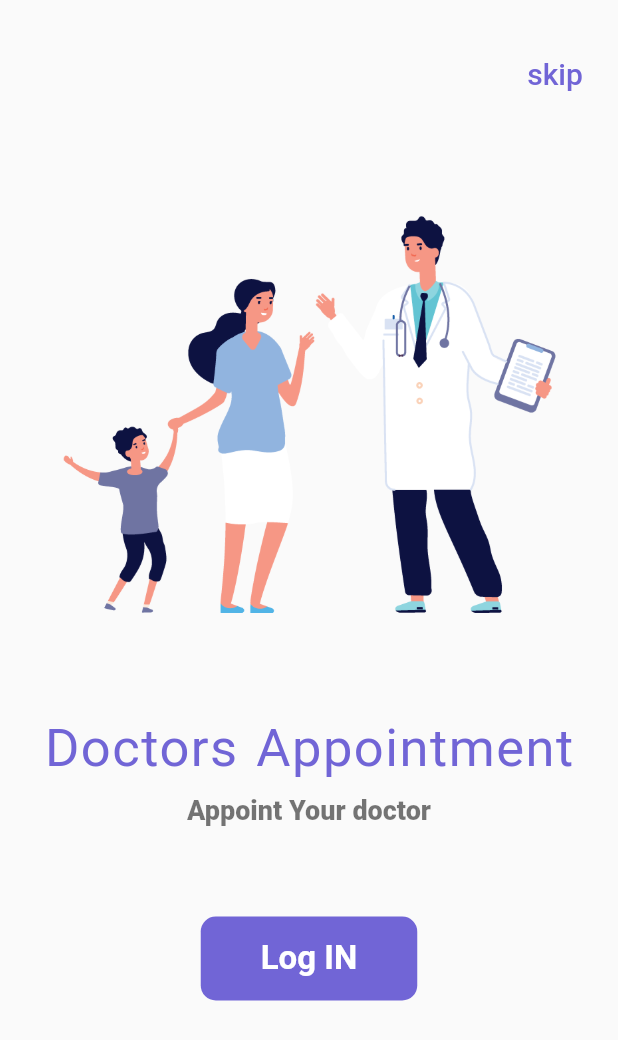
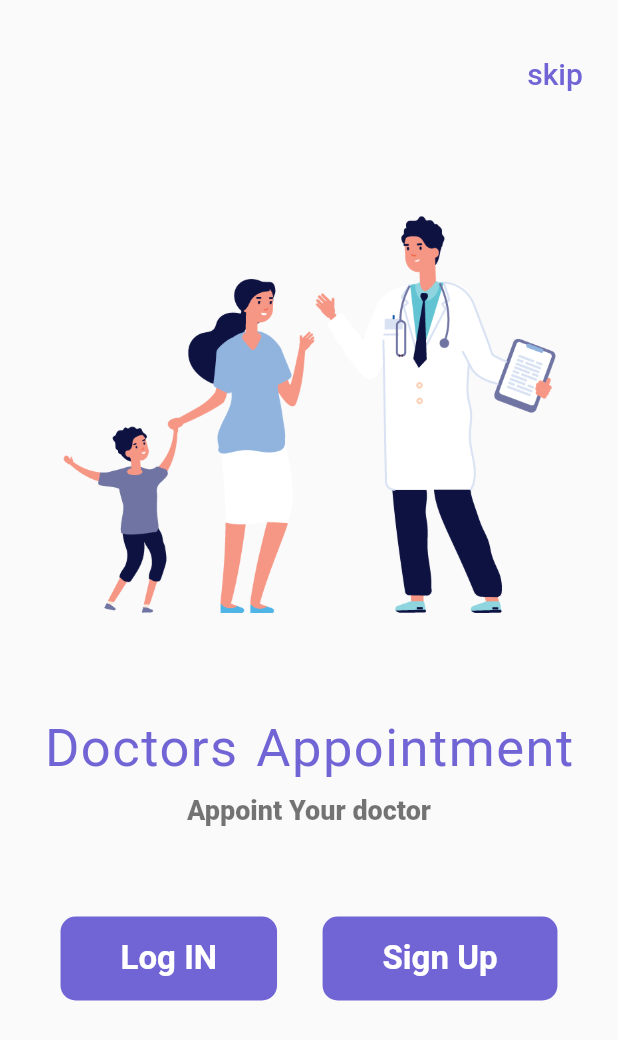
Before and after one commit to NourhanAbuGhaly/medical_healthcare_app, a Flutter app: the screen it shows after launch, on a phone screen of 412 x 824 dp. Shown: the top 1040 px of the screen. Run offline on Flutter 3.47's test engine with Material 2 defaults, Android fonts, the phone set to English and light mode, and no system bars.

Commit message:
medical_healthcare_app1

```diff
--- a/lib/screens/welcome_screen.dart
+++ b/lib/screens/welcome_screen.dart
@@ -1,4 +1,5 @@
 import 'package:flutter/material.dart';
+import 'package:medical_healthcare_app/screens/login_screen.dart';
 
 class WelcomeScreen extends StatelessWidget {
   const WelcomeScreen({super.key});
@@ -68,12 +69,39 @@ class WelcomeScreen extends StatelessWidget {
                   borderRadius: BorderRadius.circular(10),
                   child: InkWell(
                     onTap: () {
-                      // Navigator.push(
-                      //     context, MaterialPageRoute(builder: (context) =>))
+                      Navigator.push(
+                          context, MaterialPageRoute(builder: (context) =>LoginScreen()));
                     },
                     child: Padding(
-                      padding: EdgeInsets.symmetric(vertical: 15, horizontal: 40),
-                      child: Text("Log IN", style: TextStyle(color: Colors.white, fontSize: 22, fontWeight: FontWeight.bold),),
+                      padding:
+                          EdgeInsets.symmetric(vertical: 15, horizontal: 40),
+                      child: Text(
+                        "Log IN",
+                        style: TextStyle(
+                            color: Colors.white,
+                            fontSize: 22,
+                            fontWeight: FontWeight.bold),
+                      ),
+                    ),
+                  ),
+                ),      Material(
+                  color: Color(0xFF7165D6),
+                  borderRadius: BorderRadius.circular(10),
+                  child: InkWell(
+                    onTap: () {
+                  //    Navigator.push(
+                     //     context, MaterialPageRoute(builder: (context) =>LoginScreen()));
+                    },
+                    child: Padding(
+                      padding:
+                      EdgeInsets.symmetric(vertical: 15, horizontal: 40),
+                      child: Text(
+                        "Sign Up",
+                        style: TextStyle(
+                            color: Colors.white,
+                            fontSize: 22,
+                            fontWeight: FontWeight.bold),
+                      ),
                     ),
                   ),
                 )
```
Lines whose indentation alone changed are shown as unchanged.
